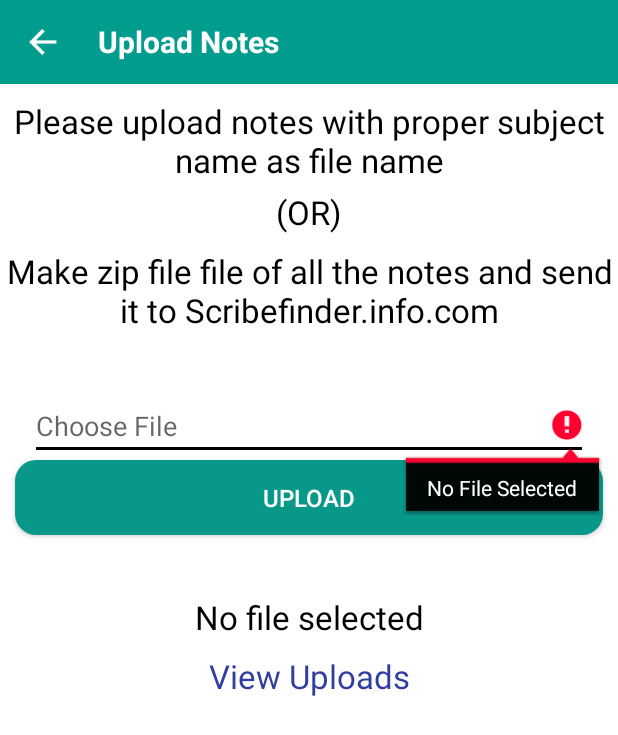
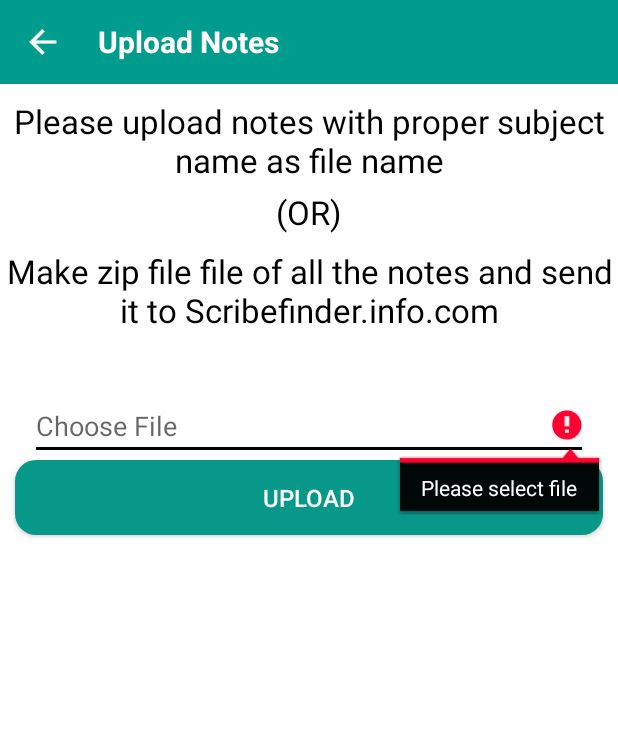
Before and after one commit to ram6696/Scribefinder, an Android app: the UploadNotes screen opened directly, with no data from a screen before it, after a tap on "UPLOAD", on a phone screen of 412 x 824 dp. Shown: the top 735 px of the screen. Run offline under Robolectric (Android 15) with nearby library versions, the phone set to English and light mode, and no system bars; our stand-ins replace Firebase (no records; nobody signed in at launch, a user with empty details on screens opened directly).

Commit message:
some error removed

```diff
--- a/app/src/main/java/com/ourapps/scribefinder/UploadNotes.java
+++ b/app/src/main/java/com/ourapps/scribefinder/UploadNotes.java
@@ -61,7 +61,7 @@
         progressBar = findViewById(R.id.progressbar);
 
         findViewById(R.id.btnUpload).setOnClickListener(this);
-        findViewById(R.id.tvViewUploads).setOnClickListener(this);
+
 
         sp = getSharedPreferences("Login", MODE_PRIVATE);
         currentUserId = sp.getString("uid", "");
@@ -120,6 +120,8 @@
                 int nameIndex = returnCursor.getColumnIndex(OpenableColumns.DISPLAY_NAME);
                 returnCursor.moveToFirst();
                 etChoose.setText(returnCursor.getString(nameIndex));
+                etChoose.setError(null);//removes error
+                etChoose.clearFocus();
                 selectedFile = data.getData();
                 //uploadFile(data.getData());
             }else{
@@ -159,9 +161,12 @@
                                              }
             );
         }else{
-            etChoose.setError(getString(R.string.file_not_selected));
+
+            Toast.makeText(UploadNotes.this, "No File Selected", Toast.LENGTH_LONG).show();
+
+            etChoose.setError("Please select file");
             etChoose.requestFocus();
-            Toast.makeText(UploadNotes.this, "No File Selected", Toast.LENGTH_LONG).show();
+
 
         }
     }
@@ -169,9 +174,7 @@
     @Override
     public void onClick(View view) {
         switch (view.getId()) {
-            case R.id.tvViewUploads:
-                startActivity(new Intent(this, ViewUploadsActivity.class));
-                break;
+
             case R.id.btnUpload:
                 uploadFile();
                 break;
--- a/app/src/main/java/com/ourapps/scribefinder/volunteer/VolunteerMainPage.java
+++ b/app/src/main/java/com/ourapps/scribefinder/volunteer/VolunteerMainPage.java
@@ -232,9 +232,9 @@
                         "Cancel",
                         new DialogInterface.OnClickListener() {
                             public void onClick(DialogInterface dialog, int id) {
-                                startActivity(getIntent());
+
                                 dialog.cancel();
-                                finish();
+
                             }
                         });
                 AlertDialog alert11 = builder1.create();
--- a/app/src/main/res/layout/activity_upload_notes.xml
+++ b/app/src/main/res/layout/activity_upload_notes.xml
@@ -106,19 +106,11 @@
             android:layout_height="wrap_content"
             android:layout_marginTop="40dp"
             android:textColor="@color/black"
-            android:text="No file selected"
+
             android:textAlignment="center"
             android:textAppearance="@style/Base.TextAppearance.AppCompat.Large" />
 
-        <TextView
-            android:id="@+id/tvViewUploads"
-            android:layout_width="match_parent"
-            android:layout_height="wrap_content"
-            android:padding="10dp"
-            android:text="View Uploads"
-            android:textAlignment="center"
-            android:textAppearance="@style/Base.TextAppearance.AppCompat.Large"
-            android:textColor="@color/colorPrimaryDark" />
+
 
     </LinearLayout>
 
```
